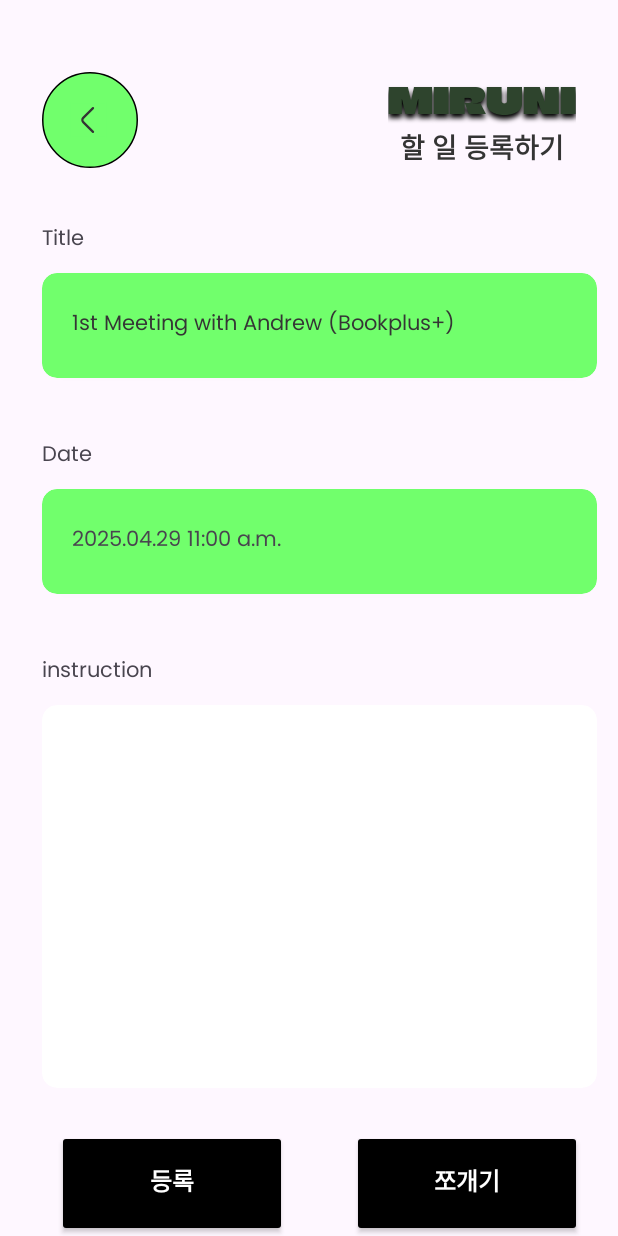
After one commit to UMC-8th-MIRUNI/MIRUNI_Frontend, an Android app: the fragment CommitFragment placed in its activity, on a phone screen of 412 x 824 dp. The commit adds this screen. Run offline under Robolectric (Android 15) with nearby library versions, the phone set to English and light mode, and no system bars.

Commit message:
[FEAT] 캘린더 페이지에서 일정 쪼개기 화면 구현

```diff
--- a/app/src/main/AndroidManifest.xml
+++ b/app/src/main/AndroidManifest.xml
@@ -13,6 +13,9 @@
         android:theme="@style/Theme.MIRUNI"
         tools:targetApi="31">
         <activity
+            android:name=".ProcessingActivity"
+            android:exported="false" />
+        <activity
             android:name=".MainActivity"
             android:exported="true">
             <intent-filter>
--- /dev/null
+++ b/app/src/main/java/com/example/miruni/CommitFragment.kt
@@ -0,0 +1,106 @@
+package com.example.miruni
+
+import android.content.Intent
+import android.os.Bundle
+import androidx.fragment.app.Fragment
+import android.view.LayoutInflater
+import android.view.View
+import android.view.ViewGroup
+import com.example.miruni.databinding.FragmentCommitBinding
+import kotlinx.coroutines.delay
+import kotlinx.coroutines.runBlocking
+import kotlinx.datetime.LocalDate
+import kotlinx.datetime.LocalTime
+import kotlinx.datetime.periodUntil
+
+class CommitFragment : Fragment() {
+
+    private lateinit var binding : FragmentCommitBinding
+    private val loadingPage = LoadingFragment()
+
+    private var scheduleList = arrayListOf<Triple<String, String, String>>()
+
+    override fun onCreateView(
+        inflater: LayoutInflater, container: ViewGroup?,
+        savedInstanceState: Bundle?
+    ): View? {
+        binding = FragmentCommitBinding.inflate(layoutInflater, container, false)
+
+        initClickListener()
+
+        return binding.root
+    }
+
+    /**
+     * 로딩 페이지 출력
+     */
+    private fun loading() {
+        loadingPage.show(requireActivity().supportFragmentManager, loadingPage.tag)
+    }
+
+    private fun initClickListener() {
+        /** 뒤로 가기 */
+        binding.commitBackBtn.setOnClickListener {
+            activity?.finish()
+        }
+        /** 등록 */
+        binding.commitCommitBtn.setOnClickListener {
+//            (context as ProcessingActivity).supportFragmentManager.beginTransaction()
+//                .replace(R.id.process_frm, ScheduleFragment().apply {
+//                    arguments = Bundle().apply {
+//                        val gson = Gson()
+//                        val scheduleJson = gson.toJson(schedule)
+//                        putString("schedule", scheduleJson)
+//                    }
+//                })
+//                .commitAllowingStateLoss()
+
+            (context as ProcessingActivity).supportFragmentManager.beginTransaction()
+                .replace(R.id.process_frm, ScheduleFragment())
+                .commitAllowingStateLoss()
+        }
+        /** 쪼개기 */
+        binding.commitSplitBtn.setOnClickListener {
+            // 데이터 서버로 보내기
+
+            // 로딩 페이지 출력 / Thread 써야 하는지 확인
+            runBlocking {
+                loading()
+                delay(1000L)
+                loadingPage.dismiss()
+            }
+
+            // onResponse / onFailure 시 loadingPage.dismiss() 후
+            // onResponse -> 다음 페이지로 연결
+            initDummyData() // 서버로부터 전달받은 데이터를 처리
+            val intent = Intent(context as ProcessingActivity, MainActivity::class.java)
+            intent.putExtra("showFragment", "ScheduleFragment")
+            intent.addFlags(Intent.FLAG_ACTIVITY_CLEAR_TOP or Intent.FLAG_ACTIVITY_SINGLE_TOP)
+            startActivity(intent)
+            // onFailure -> 에러 처리
+        }
+    }
+
+    /**
+     * 백엔드에서 전달받은 쪼개진 값을 전달받아 가공
+     */
+    private fun initDummyData() {
+        val startDate = LocalDate(2025, 5, 27)
+        val endDate = LocalDate(2025, 5, 30)
+        val todoPeriod = startDate.periodUntil(endDate)
+
+        val startTime = LocalTime(19,0)
+        val endTime = LocalTime(20,0)
+        val todoTime = startTime.rangeUntil(endTime)
+
+        scheduleList.addAll(
+            listOf(
+                Triple("5/27","초안 그리기, 스토리보드 작성","40분"),
+                Triple("5/28","와이어프레임,IA 수정,템플릿 서치", "1시간"),
+                Triple("5/29","기획안 Slides p.4-5까지 만들기", "1시간+"),
+                Triple("5/30","기획안 Slides p.6-10까지 만들기", "1시간+")
+            )
+        )
+    }
+
+}
--- /dev/null
+++ b/app/src/main/java/com/example/miruni/ProcessingActivity.kt
@@ -0,0 +1,47 @@
+package com.example.miruni
+
+import android.content.Intent
+import android.os.Bundle
+import androidx.appcompat.app.AppCompatActivity
+import androidx.fragment.app.Fragment
+import com.example.miruni.databinding.ActivityProcessingBinding
+
+class ProcessingActivity : AppCompatActivity() {
+
+    private lateinit var binding : ActivityProcessingBinding
+
+    override fun onCreate(savedInstanceState: Bundle?) {
+        super.onCreate(savedInstanceState)
+        binding = ActivityProcessingBinding.inflate(layoutInflater)
+        setContentView(binding.root)
+
+        initProcessing()
+    }
+
+    override fun onNewIntent(intent: Intent) {
+        super.onNewIntent(intent)
+
+        initProcessing()
+    }
+
+    private fun initProcessing() {
+        val show = intent.getStringExtra("showFragment")
+        when (show) {
+//            "StartFragment" -> {
+//                transitionFragment(StartFragment())
+//            }
+            "CommitFragment" -> {
+                transitionFragment(CommitFragment())
+            }
+//            "GrowFragment" -> {
+//                transitionFragment(GrowFragment())
+//            }
+        }
+    }
+
+    private fun transitionFragment(fragment: Fragment) {
+        supportFragmentManager.beginTransaction()
+            .replace(R.id.process_frm, fragment)
+            .commitAllowingStateLoss()
+    }
+}
--- /dev/null
+++ b/app/src/main/res/layout/activity_processing.xml
@@ -0,0 +1,10 @@
+<?xml version="1.0" encoding="utf-8"?>
+<FrameLayout xmlns:android="http://schemas.android.com/apk/res/android"
+    xmlns:app="http://schemas.android.com/apk/res-auto"
+    xmlns:tools="http://schemas.android.com/tools"
+    android:id="@+id/process_frm"
+    android:layout_width="match_parent"
+    android:layout_height="match_parent"
+    tools:context=".ProcessingActivity">
+
+</FrameLayout>
--- /dev/null
+++ b/app/src/main/res/layout/fragment_commit.xml
@@ -0,0 +1,169 @@
+<?xml version="1.0" encoding="utf-8"?>
+<androidx.constraintlayout.widget.ConstraintLayout xmlns:android="http://schemas.android.com/apk/res/android"
+    xmlns:app="http://schemas.android.com/apk/res-auto"
+    xmlns:tools="http://schemas.android.com/tools"
+    android:layout_width="match_parent"
+    android:layout_height="match_parent"
+    tools:context=".CommitFragment">
+
+    <ImageView
+        android:id="@+id/commit_back_btn"
+        android:layout_width="wrap_content"
+        android:layout_height="wrap_content"
+        android:src="@drawable/back_green"
+        android:layout_marginTop="48dp"
+        android:layout_marginStart="28dp"
+        app:layout_constraintStart_toStartOf="parent"
+        app:layout_constraintTop_toTopOf="parent"/>
+
+    <TextView
+        android:id="@+id/commit_logo_tv"
+        android:layout_width="wrap_content"
+        android:layout_height="wrap_content"
+        style="@style/MainTitle"
+        android:layout_marginEnd="28dp"
+        app:layout_constraintTop_toTopOf="@id/commit_back_btn"
+        app:layout_constraintEnd_toEndOf="parent"
+        app:layout_constraintBottom_toTopOf="@id/commit_title_tv"/>
+    <TextView
+        android:id="@+id/commit_title_tv"
+        android:layout_width="wrap_content"
+        android:layout_height="wrap_content"
+        android:text="@string/commit_todo"
+        android:fontFamily="@font/poppins_regular"
+        android:textFontWeight="700"
+        android:textSize="18dp"
+        android:textColor="#343434"
+        app:layout_constraintTop_toBottomOf="@id/commit_logo_tv"
+        app:layout_constraintStart_toStartOf="@id/commit_logo_tv"
+        app:layout_constraintEnd_toEndOf="@id/commit_logo_tv"
+        app:layout_constraintBottom_toBottomOf="@id/commit_back_btn"/>
+
+    <TextView
+        android:id="@+id/commit_todo_title_tv"
+        android:layout_width="wrap_content"
+        android:layout_height="wrap_content"
+        android:text="@string/commit_title"
+        android:fontFamily="@font/poppins_regular"
+        android:textFontWeight="400"
+        android:textSize="14dp"
+        android:layout_marginTop="36dp"
+        app:layout_constraintTop_toBottomOf="@id/commit_back_btn"
+        app:layout_constraintStart_toStartOf="@id/commit_back_btn"/>
+    <androidx.cardview.widget.CardView
+        android:id="@+id/commit_todo_title_cv"
+        android:layout_width="370dp"
+        android:layout_height="70dp"
+        app:cardCornerRadius="10dp"
+        app:cardBackgroundColor="@color/main"
+        android:layout_marginTop="10dp"
+        app:layout_constraintTop_toBottomOf="@id/commit_todo_title_tv"
+        app:layout_constraintStart_toStartOf="@id/commit_todo_title_tv">
+        <EditText
+            android:id="@+id/commit_todo_title_et"
+            android:layout_width="wrap_content"
+            android:layout_height="wrap_content"
+            android:layout_gravity="center_vertical"
+            android:layout_marginHorizontal="20dp"
+            android:background="@null"
+            android:hint="@string/commit_title_hint"
+            android:textColorHint="#353535"
+            android:fontFamily="@font/poppins_regular"
+            android:textFontWeight="500"
+            android:textSize="14dp"
+            android:textColor="#353535" />
+    </androidx.cardview.widget.CardView>
+
+    <TextView
+        android:id="@+id/commit_date_title_tv"
+        android:layout_width="wrap_content"
+        android:layout_height="wrap_content"
+        android:text="@string/commit_date"
+        android:fontFamily="@font/poppins_regular"
+        android:textSize="14sp"
+        android:layout_marginTop="40dp"
+        app:layout_constraintTop_toBottomOf="@id/commit_todo_title_cv"
+        app:layout_constraintStart_toStartOf="@id/commit_todo_title_tv"/>
+    <androidx.cardview.widget.CardView
+        android:id="@+id/commit_date_cv"
+        android:layout_width="370dp"
+        android:layout_height="70dp"
+        app:cardCornerRadius="10dp"
+        app:cardBackgroundColor="@color/main"
+        android:layout_marginTop="10dp"
+        app:layout_constraintTop_toBottomOf="@id/commit_date_title_tv"
+        app:layout_constraintStart_toStartOf="@id/commit_date_title_tv">
+        <TextView
+            android:id="@+id/commit_date_tv"
+            android:layout_width="wrap_content"
+            android:layout_height="wrap_content"
+            android:text="@string/commit_date_guide"
+            android:fontFamily="@font/poppins_regular"
+            android:textFontWeight="500"
+            android:textSize="14sp"
+            android:layout_gravity="center_vertical"
+            android:layout_marginHorizontal="20dp"/>
+    </androidx.cardview.widget.CardView>
+
+    <TextView
+        android:id="@+id/commit_instruction_tv"
+        android:layout_width="wrap_content"
+        android:layout_height="wrap_content"
+        android:text="@string/commit_instruction"
+        android:fontFamily="@font/poppins_regular"
+        android:textFontWeight="400"
+        android:textSize="14sp"
+        android:layout_marginTop="40dp"
+        app:layout_constraintTop_toBottomOf="@id/commit_date_cv"
+        app:layout_constraintStart_toStartOf="@id/commit_date_cv"/>
+    <androidx.cardview.widget.CardView
+        android:id="@+id/commit_instruction_cv"
+        android:layout_width="370dp"
+        android:layout_height="255dp"
+        android:background="@color/white"
+        android:layout_marginTop="10dp"
+        app:cardCornerRadius="10dp"
+        app:layout_constraintTop_toBottomOf="@id/commit_instruction_tv"
+        app:layout_constraintStart_toStartOf="@id/commit_instruction_tv">
+        <EditText
+            android:id="@+id/commit_instruction_et"
+            android:layout_width="wrap_content"
+            android:layout_height="wrap_content"
+            android:background="@null"
+            android:fontFamily="@font/poppins_regular"
+            android:textFontWeight="500"
+            android:textSize="14dp"
+            android:layout_marginHorizontal="16dp"
+            android:layout_marginVertical="21dp" />
+    </androidx.cardview.widget.CardView>
+
+    <androidx.appcompat.widget.AppCompatButton
+        android:id="@+id/commit_commit_btn"
+        android:layout_width="153dp"
+        android:layout_height="71dp"
+        android:backgroundTint="@color/black"
+        android:text="@string/commit_commit"
+        android:fontFamily="@font/poppins_regular"
+        android:textFontWeight="600"
+        android:textSize="16sp"
+        android:textColor="@color/white"
+        android:layout_marginTop="28dp"
+        app:layout_constraintTop_toBottomOf="@id/commit_instruction_cv"
+        app:layout_constraintStart_toStartOf="@id/commit_instruction_cv"
+        app:layout_constraintEnd_toStartOf="@id/commit_split_btn"/>
+
+    <androidx.appcompat.widget.AppCompatButton
+        android:id="@+id/commit_split_btn"
+        android:layout_width="153dp"
+        android:layout_height="71dp"
+        android:backgroundTint="@color/black"
+        android:text="@string/commit_split"
+        android:fontFamily="@font/poppins_regular"
+        android:textFontWeight="600"
+        android:textSize="16sp"
+        android:textColor="@color/white"
+        android:layout_marginStart="34dp"
+        app:layout_constraintTop_toTopOf="@id/commit_commit_btn"
+        app:layout_constraintEnd_toEndOf="@id/commit_instruction_cv"
+        app:layout_constraintStart_toEndOf="@id/commit_commit_btn"/>
+</androidx.constraintlayout.widget.ConstraintLayout>
```
Also changed, not shown: app/src/main/java/com/example/miruni/CalendarFragment.kt (+7 -0 lines), app/src/main/java/com/example/miruni/LoadingFragment.kt (added, +67 -0 lines), app/src/main/java/com/example/miruni/MainActivity.kt (+23 -3 lines), app/src/main/java/com/example/miruni/ScheduleFragment.kt (added, +50 -0 lines), app/src/main/res/anim/vibrate_left.xml (added, +9 -0 lines), app/src/main/res/anim/vibrate_right.xml (added, +9 -0 lines), app/src/main/res/layout/fragment_loading.xml (added, +51 -0 lines), app/src/main/res/layout/fragment_schedule.xml (added, +163 -0 lines).
